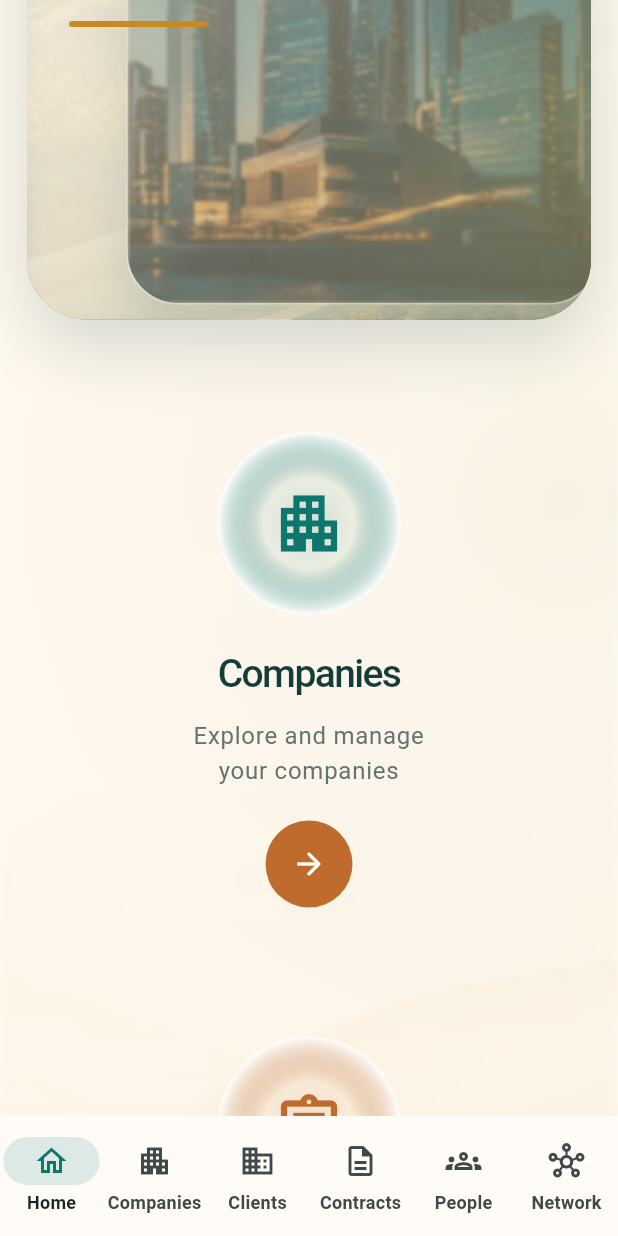
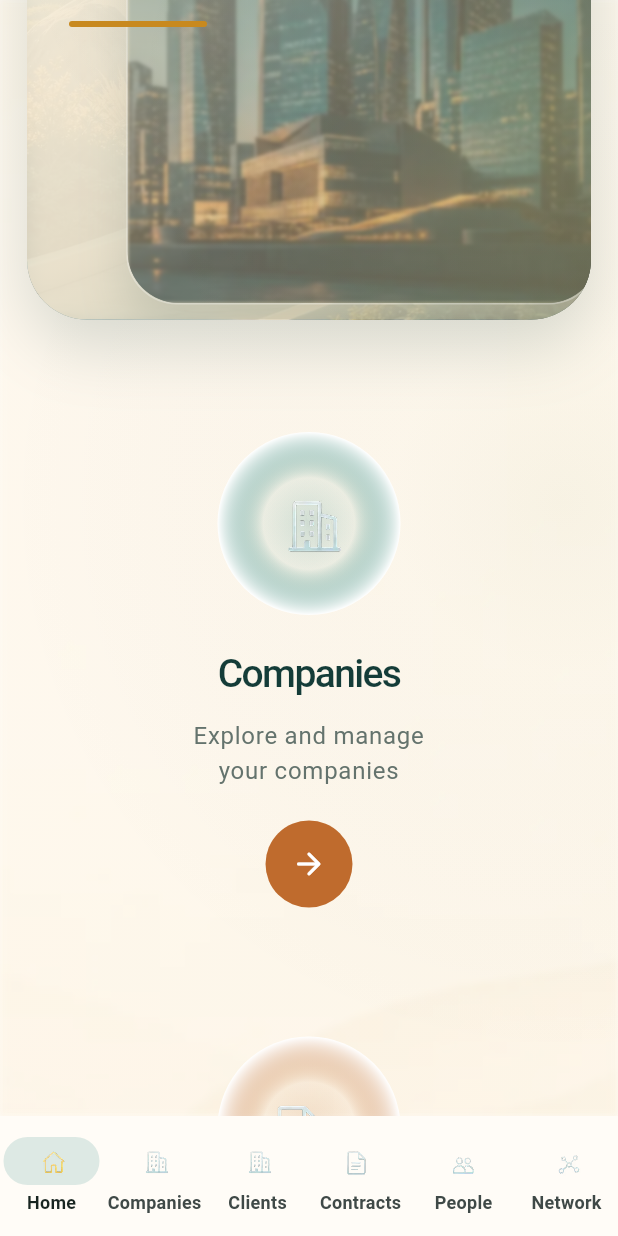
Before and after one commit to DiegoYCosta/pariflow_partners_front, a Flutter app: the screen it shows after launch, scrolled down 576 dp, on a phone screen of 412 x 824 dp. Run offline on Flutter 3.47's test engine with Material 3 defaults, Android fonts, the phone set to English and light mode, and no system bars.

Commit message:
feat: replace standard material icons with custom `_SpriteMoldIcon` throughout the application - Refactor `_Destination`, `_SummaryCardData`, `_ResumeItem`, and related data structures to use `_SpriteMold` instead of `IconData`. - Replace `Icon` widgets with `_SpriteMoldIcon` in navigation bars, sidebars, home feature cards, and the CRM shell. - Explicitly list image assets in `pubspec.yaml`, including the new icons sprite map.

```diff
--- a/lib/app/shell/crm_shell.dart
+++ b/lib/app/shell/crm_shell.dart
@@ -245,11 +245,11 @@ class _CrmSidebar extends StatelessWidget {
                             ),
                           Row(
                             children: [
-                              Icon(
-                                item.icon,
-                                color: selected
-                                    ? _amberColor
-                                    : const Color(0xFFDCE9E3),
+                              _SpriteMoldIcon(
+                                mold: item.mold,
+                                state: selected
+                                    ? _SpriteMoldState.selected
+                                    : _SpriteMoldState.base,
                                 size: 34,
                               ),
                               const SizedBox(width: 18),
@@ -708,12 +708,6 @@ class _CrmEntryCard extends StatelessWidget {
         subtitle: 'Explore your business\nnetwork visually',
       ),
     };
-    final iconColor = switch (choice.target) {
-      _ChoiceTarget.people => _tealColor,
-      _ChoiceTarget.network => _amberColor,
-      _ => choice.color,
-    };
-
     return InkWell(
       onTap: onTap,
       borderRadius: BorderRadius.circular(32),
@@ -747,7 +741,13 @@ class _CrmEntryCard extends StatelessWidget {
                 ),
                 shape: BoxShape.circle,
               ),
-              child: Icon(choice.icon, size: 50, color: iconColor),
+              child: Center(
+                child: _SpriteMoldIcon(
+                  mold: choice.mold,
+                  size: 56,
+                  semanticLabel: copy.title,
+                ),
+              ),
             ),
             const SizedBox(height: 22),
             Text(
@@ -873,7 +873,7 @@ class _CrmMetricCard extends StatelessWidget {
         children: [
           _Tag(
             label: card.label,
-            icon: card.icon,
+            leading: _SpriteMoldIcon(mold: card.mold, size: 18),
             color: card.color,
             background: card.color.withValues(alpha: 0.12),
           ),
@@ -924,7 +924,11 @@ class _CrmSectionHeader extends StatelessWidget {
           children: [
             _Tag(
               label: page.shortLabel,
-              icon: page.icon,
+              leading: _SpriteMoldIcon(
+                mold: page.mold,
+                state: _SpriteMoldState.selected,
+                size: 18,
+              ),
               color: page.accent,
               background: page.accent.withValues(alpha: 0.12),
             ),
--- a/lib/app/shell/layout_preview_shell.dart
+++ b/lib/app/shell/layout_preview_shell.dart
@@ -81,8 +81,12 @@ class _ShellPreviewPageState extends State<_ShellPreviewPage> {
               destinations: [
                 for (final item in _pageInfo.values)
                   NavigationDestination(
-                    icon: Icon(item.icon),
-                    selectedIcon: Icon(item.icon, color: page.accent),
+                    icon: _SpriteMoldIcon(mold: item.mold, size: 24),
+                    selectedIcon: _SpriteMoldIcon(
+                      mold: item.mold,
+                      state: _SpriteMoldState.selected,
+                      size: 24,
+                    ),
                     label: item.shortLabel,
                   ),
               ],
@@ -164,8 +168,12 @@ class _ShellPreviewPageState extends State<_ShellPreviewPage> {
               destinations: [
                 for (final item in _pageInfo.values)
                   NavigationDestination(
-                    icon: Icon(item.icon),
-                    selectedIcon: Icon(item.icon, color: page.accent),
+                    icon: _SpriteMoldIcon(mold: item.mold, size: 24),
+                    selectedIcon: _SpriteMoldIcon(
+                      mold: item.mold,
+                      state: _SpriteMoldState.selected,
+                      size: 24,
+                    ),
                     label: item.shortLabel,
                   ),
               ],
@@ -712,7 +720,13 @@ class _AppSidebar extends StatelessWidget {
                                 : Colors.white.withValues(alpha: 0.08),
                             borderRadius: BorderRadius.circular(14),
                           ),
-                          child: Icon(item.icon, color: Colors.white),
+                          child: _SpriteMoldIcon(
+                            mold: item.mold,
+                            state: selected
+                                ? _SpriteMoldState.selected
+                                : _SpriteMoldState.base,
+                            size: 24,
+                          ),
                         ),
                         const SizedBox(width: 12),
                         Expanded(
@@ -784,7 +798,7 @@ class _PageInfo {
     required this.description,
     required this.kicker,
     required this.sidebarHint,
-    required this.icon,
+    required this.mold,
     required this.accent,
   });
 
@@ -794,7 +808,7 @@ class _PageInfo {
   final String description;
   final String kicker;
   final String sidebarHint;
-  final IconData icon;
+  final _SpriteMold mold;
   final Color accent;
 }
 
@@ -807,7 +821,7 @@ const _pageInfo = {
     kicker:
         'Escolha direta para prestadoras, clientes, contratos, pessoas ou visual network',
     sidebarHint: 'escolha o caminho inicial',
-    icon: Icons.home_outlined,
+    mold: _SpriteMold.home,
     accent: _tealColor,
   ),
   _Destination.companies: _PageInfo(
@@ -817,7 +831,7 @@ const _pageInfo = {
     description: 'Workspace focado em consulta e contexto empresarial.',
     kicker: 'Consulta focada em prestadoras',
     sidebarHint: 'contexto empresarial e contratual',
-    icon: Icons.apartment_outlined,
+    mold: _SpriteMold.company,
     accent: _tealColor,
   ),
   _Destination.clientCompanies: _PageInfo(
@@ -828,7 +842,7 @@ const _pageInfo = {
         'Workspace focado em carteira, multi-prestadora e contexto operacional do cliente.',
     kicker: 'Consulta focada em clientes e carteira ativa',
     sidebarHint: 'carteira, transicao e operacao por cliente',
-    icon: Icons.business_outlined,
+    mold: _SpriteMold.company,
     accent: _slateColor,
   ),
   _Destination.contracts: _PageInfo(
@@ -838,7 +852,7 @@ const _pageInfo = {
     description: 'Workspace focado em contexto contratual e relacoes.',
     kicker: 'Consulta focada em contratos',
     sidebarHint: 'filtros e relacoes principais',
-    icon: Icons.description_outlined,
+    mold: _SpriteMold.document,
     accent: _amberColor,
   ),
   _Destination.people: _PageInfo(
@@ -848,7 +862,7 @@ const _pageInfo = {
     description: 'Workspace focado em ficha consolidada e historico.',
     kicker: 'Consulta focada em pessoas e historico',
     sidebarHint: 'registro-base e passagens',
-    icon: Icons.groups_outlined,
+    mold: _SpriteMold.people,
     accent: _roseColor,
   ),
   _Destination.network: _PageInfo(
@@ -859,7 +873,7 @@ const _pageInfo = {
         'Business overview da malha relacional, com foco em empresas, contratos e conexoes.',
     kicker: 'Leitura visual de carteiras, contratos e conexoes operacionais',
     sidebarHint: 'visual network canonica',
-    icon: Icons.hub_outlined,
+    mold: _SpriteMold.network,
     accent: _slateColor,
   ),
 };
--- a/lib/features/home/home_feature.dart
+++ b/lib/features/home/home_feature.dart
@@ -334,7 +334,7 @@ class _ChoiceCard extends StatelessWidget {
                 color: choice.color.withValues(alpha: 0.12),
                 borderRadius: BorderRadius.circular(16),
               ),
-              child: Icon(choice.icon, color: choice.color),
+              child: _SpriteMoldIcon(mold: choice.mold, size: 30),
             ),
             const SizedBox(height: 18),
             Text(choice.title, style: theme.textTheme.titleMedium),
@@ -371,7 +371,7 @@ class _SummaryCard extends StatelessWidget {
         children: [
           _Tag(
             label: card.label,
-            icon: card.icon,
+            leading: _SpriteMoldIcon(mold: card.mold, size: 18),
             color: card.color,
             background: card.color.withValues(alpha: 0.12),
           ),
@@ -415,7 +415,7 @@ class _ResumeTile extends StatelessWidget {
             color: item.color.withValues(alpha: 0.12),
             borderRadius: BorderRadius.circular(14),
           ),
-          child: Icon(item.icon, color: item.color),
+          child: _SpriteMoldIcon(mold: item.mold, size: 26),
         ),
         title: Text(item.title, style: theme.textTheme.titleMedium),
         subtitle: Padding(
@@ -485,7 +485,7 @@ class _ChoiceCardData {
     required this.title,
     required this.description,
     required this.hint,
-    required this.icon,
+    required this.mold,
     required this.color,
     required this.background,
     required this.borderColor,
@@ -495,7 +495,7 @@ class _ChoiceCardData {
   final String title;
   final String description;
   final String hint;
-  final IconData icon;
+  final _SpriteMold mold;
   final Color color;
   final Color background;
   final Color borderColor;
@@ -508,14 +508,14 @@ class _SummaryCardData {
     required this.label,
     required this.value,
     required this.description,
-    required this.icon,
+    required this.mold,
     required this.color,
   });
 
   final String label;
   final String value;
   final String description;
-  final IconData icon;
+  final _SpriteMold mold;
   final Color color;
 }
 
@@ -524,14 +524,14 @@ class _ResumeItem {
     required this.target,
     required this.title,
     required this.description,
-    required this.icon,
+    required this.mold,
     required this.color,
   });
 
   final _ChoiceTarget target;
   final String title;
   final String description;
-  final IconData icon;
+  final _SpriteMold mold;
   final Color color;
 }
 
@@ -542,7 +542,7 @@ const _choices = [
     description:
         'Abrir um workspace mais calmo para prestadoras, status e relacoes principais.',
     hint: 'lista curta, detalhe ao lado, sem poluicao',
-    icon: Icons.apartment_outlined,
+    mold: _SpriteMold.company,
     color: _tealColor,
     background: Color(0xFFF4FBF8),
     borderColor: Color(0xFFCFE3DB),
@@ -553,7 +553,7 @@ const _choices = [
     description:
         'Abrir a carteira de clientes sem esconder transicoes, multi-prestadora e contexto operacional.',
     hint: 'cliente como modulo proprio, nao como reflexo da prestadora',
-    icon: Icons.business_outlined,
+    mold: _SpriteMold.company,
     color: _slateColor,
     background: Color(0xFFF4F8FA),
     borderColor: Color(0xFFD2DDE4),
@@ -564,7 +564,7 @@ const _choices = [
     description:
         'Entrar direto no contexto contratual, com filtros e conexoes relevantes.',
     hint: 'cliente, prestadora e vigencia no mesmo eixo',
-    icon: Icons.assignment_outlined,
+    mold: _SpriteMold.document,
     color: _amberColor,
     background: Color(0xFFFFF6EF),
     borderColor: Color(0xFFF1D8BF),
@@ -575,7 +575,7 @@ const _choices = [
     description:
         'Abrir a ficha consolidada sem misturar pessoa, empresa, vinculo e historico.',
     hint: 'registro-base, status e historico multiempresa',
-    icon: Icons.groups_outlined,
+    mold: _SpriteMold.people,
     color: _roseColor,
     background: Color(0xFFFFF5F4),
     borderColor: Color(0xFFF0D2D2),
@@ -586,7 +586,7 @@ const _choices = [
     description:
         'Entrar direto no business overview da malha relacional, sem pagina intermediaria de teia.',
     hint: 'visual network canonica com drill-down controlado',
-    icon: Icons.hub_outlined,
+    mold: _SpriteMold.network,
     color: _slateColor,
     background: Color(0xFFF4F8FA),
     borderColor: Color(0xFFD2DDE4),
@@ -598,7 +598,7 @@ const _summaryCards = [
     label: 'Prestadoras monitoradas',
     value: '6',
     description: 'Prestadoras simuladas no recorte atual do workspace.',
-    icon: Icons.business_outlined,
+    mold: _SpriteMold.company,
     color: _tealColor,
   ),
   _SummaryCardData(
@@ -606,14 +606,14 @@ const _summaryCards = [
     value: '6',
     description:
         'Empresas clientes tratadas como modulo proprio no shell novo.',
-    icon: Icons.business_center_outlined,
+    mold: _SpriteMold.company,
     color: _slateColor,
   ),
   _SummaryCardData(
     label: 'Contratos ativos',
     value: '14',
     description: 'Contratos ativos distribuidos entre as empresas do mock.',
-    icon: Icons.assignment_turned_in_outlined,
+    mold: _SpriteMold.document,
     color: _amberColor,
   ),
   _SummaryCardData(
@@ -621,7 +621,7 @@ const _summaryCards = [
     value: '68',
     description:
         'Pessoas simuladas com mistura de ativos, historico e desligamento recente.',
-    icon: Icons.badge_outlined,
+    mold: _SpriteMold.people,
     color: _roseColor,
   ),
 ];
@@ -632,7 +632,7 @@ const _resumeItems = [
     title: 'Prestadoras com atualizacao recente',
     description:
         'Retomar uma lista curta de empresas que impactam contratos e postos.',
-    icon: Icons.domain_verification_outlined,
+    mold: _SpriteMold.company,
     color: _tealColor,
   ),
   _ResumeItem(
@@ -640,7 +640,7 @@ const _resumeItems = [
     title: 'Clientes com transicao de atendimento',
     description:
         'Abrir direto a carteira quando a leitura central for o cliente, e nao a prestadora.',
-    icon: Icons.business_center_outlined,
+    mold: _SpriteMold.company,
     color: _slateColor,
   ),
   _ResumeItem(
@@ -648,7 +648,7 @@ const _resumeItems = [
     title: 'Contratos proximos de vencimento',
     description:
         'Entrar direto no contexto contratual sem atravessar varios cards.',
-    icon: Icons.schedule_outlined,
+    mold: _SpriteMold.document,
     color: _amberColor,
   ),
   _ResumeItem(
@@ -656,7 +656,7 @@ const _resumeItems = [
     title: 'Funcionarios com mudanca recente',
     description:
         'Abrir a ficha de quem teve movimentacao, desligamento ou mudanca de status.',
-    icon: Icons.person_search_outlined,
+    mold: _SpriteMold.people,
     color: _roseColor,
   ),
 ];
```
Also changed, not shown: lib/core/widgets/primitives.dart (+6 -4 lines), pubspec.yaml (+6 -1 lines).
